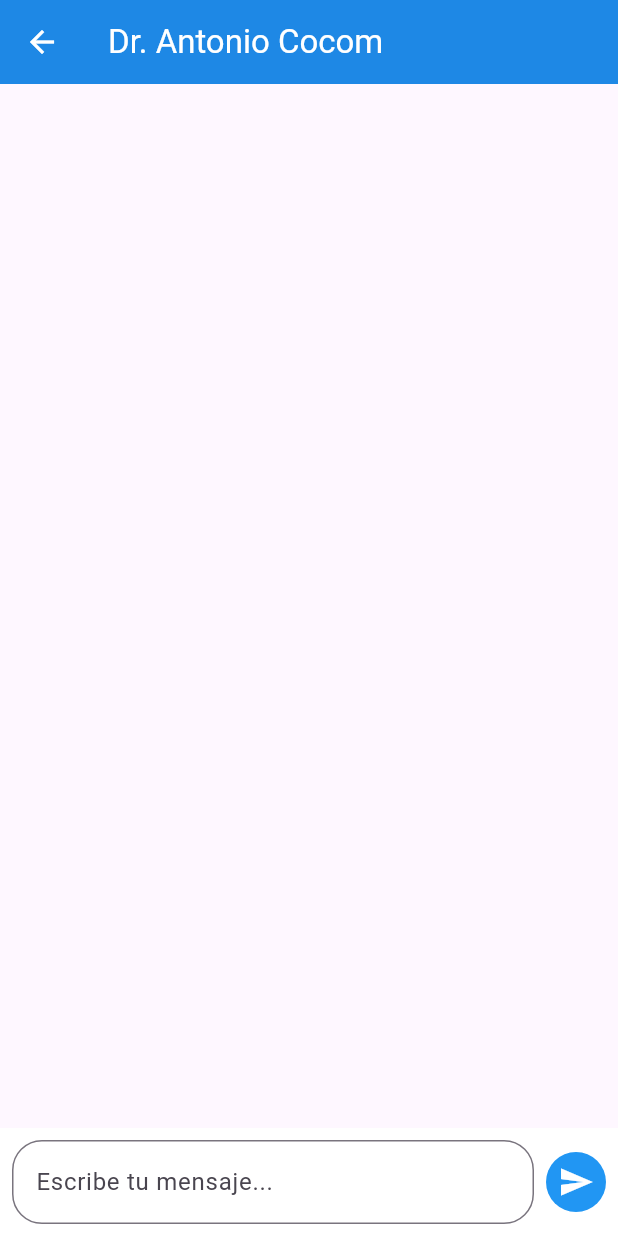
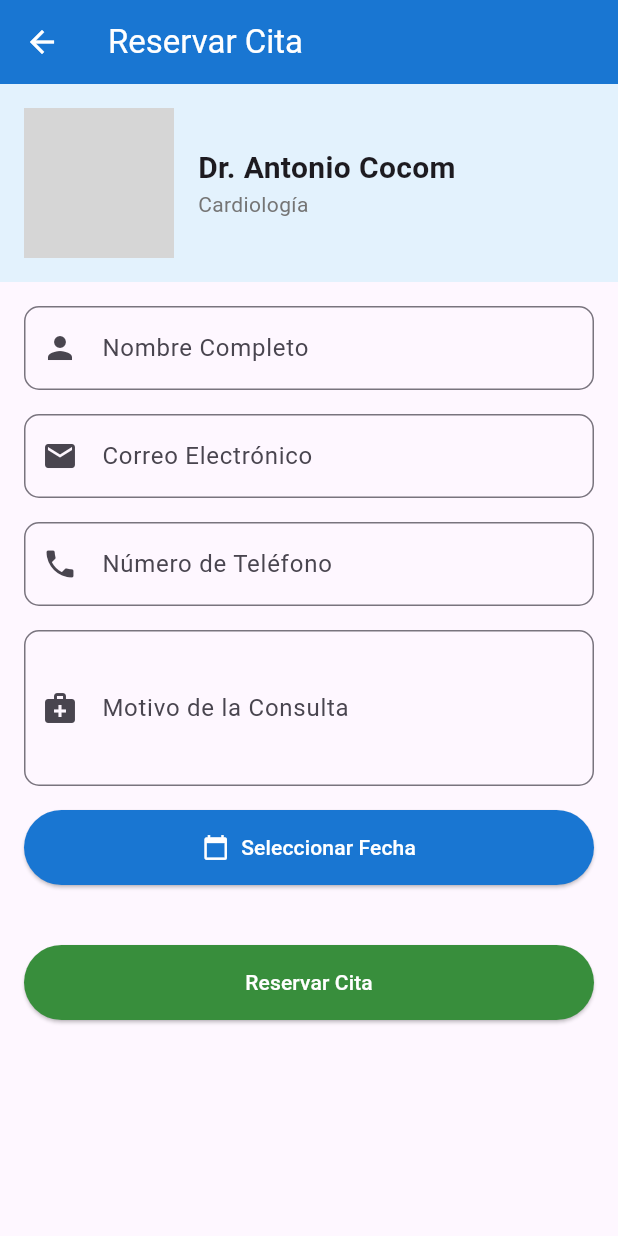
Before and after one commit to AntonioCocomXD/DoctorConsult, a Flutter app: the ViewDoctor screen opened directly with empty values, after a tap on "Sacar Cita", on a phone screen of 412 x 824 dp. Run offline on Flutter 3.47's test engine with Material 3 defaults, Android fonts, the phone set to English and light mode, and no system bars; our stand-ins replace flutter_rating_bar, flutter_speed_dial, share, shared_preferences; accounts and stored records are empty; network calls fail; grey boxes are pictures that could not be loaded.

Commit message:
Actualización de diseño

```diff
--- /dev/null
+++ b/lib/consultDoctor/doctores/appointmentBookingForm.dart
@@ -0,0 +1,283 @@
+import 'package:flutter/material.dart';
+import 'package:intl/intl.dart';
+
+class DoctorAppointmentForm extends StatefulWidget {
+  final Doctor doctor;
+
+  const DoctorAppointmentForm({Key? key, required this.doctor}) : super(key: key);
+
+  @override
+  _DoctorAppointmentFormState createState() => _DoctorAppointmentFormState();
+}
+
+class Doctor {
+  final String name;
+  final String specialty;
+  final String imageUrl;
+  final List<String> availableDays;
+
+  Doctor({
+    required this.name,
+    required this.specialty,
+    required this.imageUrl,
+    required this.availableDays
+  });
+}
+
+class _DoctorAppointmentFormState extends State<DoctorAppointmentForm> {
+  final _formKey = GlobalKey<FormState>();
+
+  final _nombreController = TextEditingController();
+  final _emailController = TextEditingController();
+  final _telefonoController = TextEditingController();
+  final _motivoController = TextEditingController();
+
+  DateTime? _selectedDate;
+  TimeOfDay? _selectedTime;
+
+  final List<String> _availableTimes = [
+    '09:00', '10:00', '11:00',
+    '14:00', '15:00', '16:00',
+    '17:00'
+  ];
+
+  void _selectDate(BuildContext context) async {
+  final DateTime? picked = await showDatePicker(
+    context: context,
+    initialDate: DateTime.now(),
+    firstDate: DateTime.now(),
+    lastDate: DateTime.now().add(Duration(days: 30)),
+    selectableDayPredicate: (DateTime date) {
+      final String dayOfWeek = DateFormat('EEEE', 'es')
+          .format(date)
+          .toLowerCase();
+      return widget.doctor.availableDays
+          .map((day) => day.toLowerCase())
+          .contains(dayOfWeek);
+    },
+    builder: (context, child) {
+      return Theme(
+        data: ThemeData.light().copyWith(
+          colorScheme: ColorScheme.light(
+            primary: Colors.blue[700]!,
+            onPrimary: Colors.white,
+            surface: Colors.white,
+          ),
+          dialogBackgroundColor: Colors.white,
+        ),
+        child: child!,
+      );
+    },
+  );
+
+  if (picked != null) {
+    setState(() {
+      _selectedDate = picked;
+      _selectedTime = null; // Limpiar la hora seleccionada al cambiar la fecha
+    });
+  }
+}
+
+
+  void _submitForm() {
+    if (_formKey.currentState!.validate()) {
+      showDialog(
+        context: context,
+        builder: (context) => AlertDialog(
+          title: const Text('Cita Confirmada', style: TextStyle(color: Colors.white),),
+          content: Column(
+            mainAxisSize: MainAxisSize.min,
+            crossAxisAlignment: CrossAxisAlignment.start,
+            children: [
+              Text('Detalles de la Cita:'),
+              Text('Doctor: ${widget.doctor.name}'),
+              Text('Fecha: ${DateFormat('dd/MM/yyyy').format(_selectedDate!)}'),
+              Text('Hora: ${_selectedTime!.format(context)}'),
+            ],
+          ),
+          actions: [
+            TextButton(
+              onPressed: () => Navigator.of(context).pop(),
+              child: Text('Aceptar'),
+            ),
+          ],
+        ),
+      );
+    }
+  }
+
+  @override
+  Widget build(BuildContext context) {
+    return Scaffold(
+      appBar: AppBar(
+        title: Text('Reservar Cita', style: TextStyle(color: Colors.white),),
+        backgroundColor: Colors.blue[700],
+        iconTheme: IconThemeData(color: Colors.white),
+      ),
+      body: SingleChildScrollView(
+        child: Column(
+          children: [
+            Container(
+              padding: EdgeInsets.all(16),
+              color: Colors.blue[50],
+              child: Row(
+                children: [
+                  CircleAvatar(
+                    radius: 50,
+                    backgroundImage: NetworkImage(widget.doctor.imageUrl),
+                  ),
+                  SizedBox(width: 16),
+                  Expanded(
+                    child: Column(
+                      crossAxisAlignment: CrossAxisAlignment.start,
+                      children: [
+                        Text(
+                          widget.doctor.name,
+                          style: TextStyle(
+                            fontSize: 20,
+                            fontWeight: FontWeight.bold,
+                          ),
+                        ),
+                        Text(
+                          widget.doctor.specialty,
+                          style: TextStyle(
+                            color: Colors.grey[600],
+                          ),
+                        ),
+                      ],
+                    ),
+                  ),
+                ],
+              ),
+            ),
+
+            Padding(
+              padding: EdgeInsets.all(16.0),
+              child: Form(
+                key: _formKey,
+                child: Column(
+                  crossAxisAlignment: CrossAxisAlignment.stretch,
+                  children: [
+                    TextFormField(
+                      controller: _nombreController,
+                      decoration: InputDecoration(
+                        labelText: 'Nombre Completo',
+                        prefixIcon: Icon(Icons.person),
+                        border: OutlineInputBorder(
+                          borderRadius: BorderRadius.circular(10),
+                        ),
+                      ),
+                      validator: (value) =>
+                        value!.isEmpty ? 'Ingrese su nombre' : null,
+                    ),
+                    SizedBox(height: 16),
+
+                    TextFormField(
+                      controller: _emailController,
+                      decoration: InputDecoration(
+                        labelText: 'Correo Electrónico',
+                        prefixIcon: Icon(Icons.email),
+                        border: OutlineInputBorder(
+                          borderRadius: BorderRadius.circular(10),
+                        ),
+                      ),
+                      keyboardType: TextInputType.emailAddress,
+                      validator: (value) {
+                        if (value!.isEmpty) return 'Ingrese su correo';
+                        final emailRegex = RegExp(r'^[\w-\.]+@([\w-]+\.)+[\w-]{2,4}$');
+                        return emailRegex.hasMatch(value)
+                          ? null
+                          : 'Correo inválido';
+                      },
+                    ),
+                    SizedBox(height: 16),
+
+                    TextFormField(
+                      controller: _telefonoController,
+                      decoration: InputDecoration(
+                        labelText: 'Número de Teléfono',
+                        prefixIcon: Icon(Icons.phone),
+                        border: OutlineInputBorder(
+                          borderRadius: BorderRadius.circular(10),
+                        ),
+                      ),
+                      keyboardType: TextInputType.phone,
+                      validator: (value) =>
+                        value!.isEmpty ? 'Ingrese su teléfono' : null,
+                    ),
+                    SizedBox(height: 16),
+
+                    TextFormField(
+                      controller: _motivoController,
+                      decoration: InputDecoration(
+                        labelText: 'Motivo de la Consulta',
+                        prefixIcon: Icon(Icons.medical_services),
+                        border: OutlineInputBorder(
+                          borderRadius: BorderRadius.circular(10),
+                        ),
+                      ),
+                      maxLines: 3,
+                      validator: (value) =>
+                        value!.isEmpty ? 'Describa el motivo de su consulta' : null,
+                    ),
+                    SizedBox(height: 16),
+
+                    ElevatedButton.icon(
+                      icon: Icon(Icons.calendar_today,color: Colors.white),
+                      label: Text(_selectedDate == null
+                        ? 'Seleccionar Fecha'
+                        : DateFormat('dd/MM/yyyy').format(_selectedDate!), style: TextStyle(color: Colors.white),),
+                      onPressed: () => _selectDate(context),
+                      style: ElevatedButton.styleFrom(
+                        backgroundColor: Colors.blue[700],
+                        padding: EdgeInsets.symmetric(vertical: 15),
+                      ),
+                    ),
+                    SizedBox(height: 16),
+                    if (_selectedDate != null)
+                      DropdownButtonFormField<String>(
+                        decoration: InputDecoration(
+                          labelText: 'Hora de la Cita',
+                          prefixIcon: Icon(Icons.access_time),
+                          border: OutlineInputBorder(
+                            borderRadius: BorderRadius.circular(10),
+                          ),
+                        ),
+                        hint: Text('Seleccione una hora'),
+                        items: _availableTimes.map((time) {
+                          return DropdownMenuItem(
+                            value: time,
+                            child: Text(time),
+                          );
+                        }).toList(),
+                        onChanged: (value) {
+                          setState(() {
+                            _selectedTime = TimeOfDay(
+                              hour: int.parse(value!.split(':')[0]),
+                              minute: int.parse(value.split(':')[1]),
+                            );
+                          });
+                        },
+                        validator: (value) =>
+                          value == null ? 'Seleccione una hora' : null,
+                      ),
+                    SizedBox(height: 24),
+
+                    ElevatedButton(
+                      onPressed: _submitForm,
+                      child: const Text('Reservar Cita', style: TextStyle(color: Colors.white),),
+                      style: ElevatedButton.styleFrom(
+                        backgroundColor: Colors.green[700],
+                        padding: EdgeInsets.symmetric(vertical: 15),
+                      ),
+                    ),
+                  ],
+                ),
+              ),
+            ),
+          ],
+        ),
+      ),
+    );
+  }
+}
--- a/lib/consultDoctor/doctores/medicalChatApp.dart
+++ b/lib/consultDoctor/doctores/medicalChatApp.dart
@@ -1,18 +1,16 @@
 import 'package:flutter/material.dart';
-import 'package:flutter/cupertino.dart';
 
 class Message {
   final String text;
   final bool isUser;
+  final DateTime timestamp;
 
-  Message({required this.text, required this.isUser});
+  Message({required this.text, required this.isUser})
+      : timestamp = DateTime.now();
 }
 
 class ChatScreen extends StatefulWidget {
-  final doctor;
-
-  const ChatScreen({super.key, this.doctor,});
-
+  const ChatScreen({super.key});
 
   @override
   _ChatScreenState createState() => _ChatScreenState();
@@ -22,47 +20,46 @@ class _ChatScreenState extends State<ChatScreen> {
   final TextEditingController _messageController = TextEditingController();
   List<Message> _messages = [];
 
-  // Mapa de respuestas pregrabadas del doctor
   final Map<String, List<String>> _doctorResponses = {
     'hola': [
-      'Hola, ¿en qué puedo ayudarte hoy?',
-      'Buenos días, soy el Dr. Ramírez. ¿Cómo te encuentras?'
+      'Hola, ¿cómo puedo ayudarte hoy?',
+      'Buenos días, soy el Dr. Antonio. ¿Tienes alguna consulta?'
     ],
     'síntomas': [
-      'Es importante describir detalladamente tus síntomas para poder ayudarte mejor.',
-      'Necesito más detalles sobre lo que estás experimentando.'
+      'Por favor, describe tus síntomas con más detalle.',
+      '¿Cuánto tiempo llevas con esos síntomas?'
+    ],
+    'cita': [
+      'Claro, puedo ayudarte a agendar una cita. ¿Qué día te gustaría?',
+      '¿Prefieres una cita virtual o presencial?'
     ],
     'dolor': [
-      'El dolor puede tener múltiples causas. Necesitaré más información.',
-      'La intensidad y localización del dolor son importantes para un diagnóstico.'
+      'El dolor es un indicador importante. ¿Puedes describir dónde lo sientes?',
+      'Por favor, evalúa tu dolor en una escala del 1 al 10.'
     ],
     'default': [
-      'Entiendo tu consulta. Te recomiendo agendar una cita presencial.',
-      'Mis respuestas son orientativas. Una consulta personalizada sería lo ideal.'
+      'Entiendo tu consulta. Te sugiero programar una cita para más detalles.',
+      'Mis respuestas son orientativas. Una consulta presencial sería mejor.'
     ]
   };
 
   void _sendMessage() {
-    if (_messageController.text.isEmpty) return;
+    if (_messageController.text.trim().isEmpty) return;
 
+    String userMessage = _messageController.text.trim();
     setState(() {
-      _messages.add(Message(
-        text: _messageController.text,
-        isUser: true,
-      ));
+      _messages.add(Message(text: userMessage, isUser: true));
     });
 
-    String userMessage = _messageController.text.toLowerCase();
-    String doctorResponse = _generateDoctorResponse(userMessage);
+    _messageController.clear();
+    _simulateDoctorResponse(userMessage.toLowerCase());
+  }
 
-    _messageController.clear();
-
+  void _simulateDoctorResponse(String userMessage) {
     Future.delayed(Duration(milliseconds: 500), () {
+      String response = _generateDoctorResponse(userMessage);
       setState(() {
-        _messages.add(Message(
-          text: doctorResponse,
-          isUser: false,
-        ));
+        _messages.add(Message(text: response, isUser: false));
       });
     });
   }
@@ -71,24 +68,52 @@ class _ChatScreenState extends State<ChatScreen> {
     for (var key in _doctorResponses.keys) {
       if (userMessage.contains(key)) {
         return _doctorResponses[key]![
-          DateTime.now().millisecond % _doctorResponses[key]!.length
-        ];
+            DateTime.now().millisecond % _doctorResponses[key]!.length];
       }
     }
     return _doctorResponses['default']![
-      DateTime.now().millisecond % _doctorResponses['default']!.length
-    ];
+        DateTime.now().millisecond % _doctorResponses['default']!.length];
+  }
+
+  Widget _buildMessageBubble(Message message) {
+    return Align(
+      alignment: message.isUser ? Alignment.centerRight : Alignment.centerLeft,
+      child: Container(
+        margin: EdgeInsets.symmetric(vertical: 5, horizontal: 10),
+        padding: EdgeInsets.all(10),
+        decoration: BoxDecoration(
+          color: message.isUser ? Colors.blue[100] : Colors.grey[200],
+          borderRadius: BorderRadius.circular(10),
+        ),
+        child: Column(
+          crossAxisAlignment: CrossAxisAlignment.start,
+          children: [
+            Text(
+              message.text,
+              style: TextStyle(
+                color: message.isUser ? Colors.blue[900] : Colors.black,
+              ),
+            ),
+            SizedBox(height: 5),
+            Text(
+              _formatTimestamp(message.timestamp),
+              style: TextStyle(fontSize: 10, color: Colors.grey[600]),
+            ),
+          ],
+        ),
+      ),
+    );
+  }
+
+  String _formatTimestamp(DateTime timestamp) {
+    return "${timestamp.hour.toString().padLeft(2, '0')}:${timestamp.minute.toString().padLeft(2, '0')}";
   }
 
   @override
   Widget build(BuildContext context) {
     return Scaffold(
       appBar: AppBar(
-        title: const Row(
-          children: [
-            Text('Dr. Antonio Cocom', style: TextStyle(color: Colors.white)),
-          ],
-        ),
+        title: const Text('Chat con el Dr. Antonio', style: TextStyle(color: Colors.white)),
         backgroundColor: Colors.blue[600],
         iconTheme: const IconThemeData(color: Colors.white),
       ),
@@ -100,27 +125,7 @@ class _ChatScreenState extends State<ChatScreen> {
               itemCount: _messages.length,
               itemBuilder: (context, index) {
                 final message = _messages[_messages.length - 1 - index];
-                return Align(
-                  alignment: message.isUser
-                    ? Alignment.centerRight
-                    : Alignment.centerLeft,
-                  child: Container(
-                    margin: EdgeInsets.symmetric(vertical: 5, horizontal: 10),
-                    padding: EdgeInsets.all(10),
-                    decoration: BoxDecoration(
-                      color: message.isUser
-                        ? Colors.blue[100]
-                        : Colors.grey[200],
-                      borderRadius: BorderRadius.circular(10),
-                    ),
-                    child: Text(
-                      message.text,
-                      style: TextStyle(
-                        color: message.isUser ? Colors.blue[900] : Colors.black,
-                      ),
-                    ),
-                  ),
-                );
+                return _buildMessageBubble(message);
               },
             ),
           ),
--- a/lib/consultDoctor/doctores/viewDoctor.dart
+++ b/lib/consultDoctor/doctores/viewDoctor.dart
@@ -1,3 +1,4 @@
+import 'package:consult_doctor/consultDoctor/doctores/appointmentBookingForm.dart';
 import 'package:consult_doctor/consultDoctor/doctores/medicalChatApp.dart';
 import 'package:flutter/material.dart';
 import 'package:flutter_rating_bar/flutter_rating_bar.dart';
@@ -41,12 +42,14 @@ class _ViewDoctorState extends State<ViewDoctor> {
   void _addReview() {
     if (_commentController.text.isNotEmpty) {
       setState(() {
-        _reviews.insert(0, DoctorReview(
-          name: "Paciente Anónimo",
-          rating: 4.0,
-          comment: _commentController.text,
-          date: "Hace un momento",
-        ));
+        _reviews.insert(
+            0,
+            DoctorReview(
+              name: "Paciente Anónimo",
+              rating: 4.0,
+              comment: _commentController.text,
+              date: "Hace un momento",
+            ));
         _commentController.clear();
       });
     }
@@ -58,12 +61,14 @@ class _ViewDoctorState extends State<ViewDoctor> {
       backgroundColor: Colors.white,
       appBar: AppBar(
         backgroundColor: Colors.blue.shade600,
-        title: const Text('Perfil del Doctor', style: TextStyle(color: Colors.white)),
+        title: const Text('Perfil del Doctor',
+            style: TextStyle(color: Colors.white)),
         actions: [
           IconButton(
             icon: const Icon(Icons.share, color: Colors.white),
             onPressed: () {
-              const String textToShare = 'Conoce al doctor en nuestra app de Consult Doctor';
+              const String textToShare =
+                  'Conoce al doctor en nuestra app de Consult Doctor';
               Share.share(textToShare);
             },
           ),
@@ -268,7 +273,10 @@ class _ViewDoctorState extends State<ViewDoctor> {
                     borderRadius: BorderRadius.circular(15),
                   ),
                 ),
-                child: const Icon(Icons.send, color: Colors.white,),
+                child: const Icon(
+                  Icons.send,
+                  color: Colors.white,
+                ),
               ),
             ],
           ),
@@ -340,9 +348,19 @@ class _ViewDoctorState extends State<ViewDoctor> {
         children: [
           Expanded(
             child: ElevatedButton.icon(
-              onPressed: () => _showCallDialog(),
-              icon: const Icon(Icons.phone, color: Colors.white),
-              label: const Text('Llamar', style: TextStyle(color: Colors.white),),
+              onPressed: () => {
+                Navigator.push(
+                  context,
+                  MaterialPageRoute(
+                    builder: (context) => ChatScreen(),
+                  ),
+                )
+              },
+              icon: const Icon(Icons.sms, color: Colors.white),
+              label: const Text(
+                'Mandar mensaje',
+                style: TextStyle(color: Colors.white),
+              ),
               style: ElevatedButton.styleFrom(
                 backgroundColor: Colors.blue.shade600,
                 padding: const EdgeInsets.symmetric(vertical: 15),
@@ -359,12 +377,21 @@ class _ViewDoctorState extends State<ViewDoctor> {
                 Navigator.push(
                   context,
                   MaterialPageRoute(
-                    builder: (context) => ChatScreen(doctor: "doctor.nombre ",),
+                    builder: (context) => DoctorAppointmentForm(
+                      doctor: Doctor(
+                          name: 'Dr. Antonio Cocom',
+                          specialty: 'Cardiología',
+                          imageUrl: 'https://encrypted-tbn0.gstatic.com/images?q=tbn:ANd9GcQTrj6pAjkMSB9_yKlcHC6gMchHPJwtzsbQbg&s',
+                          availableDays: ['lunes', 'miércoles', 'viernes']),
+                    ),
                   ),
                 )
               },
               icon: const Icon(Icons.calendar_today, color: Colors.white),
-              label: const Text('Sacar Cita', style: TextStyle(color: Colors.white),),
+              label: const Text(
+                'Sacar Cita',
+                style: TextStyle(color: Colors.white),
+              ),
               style: ElevatedButton.styleFrom(
                 backgroundColor: Colors.deepOrangeAccent,
                 padding: const EdgeInsets.symmetric(vertical: 15),
@@ -396,7 +423,8 @@ class _ViewDoctorState extends State<ViewDoctor> {
                 Navigator.pop(context);
                 ScaffoldMessenger.of(context).showSnackBar(
                   const SnackBar(
-                    content: Text('Llamada aceptada. Se le notificará cuando el doctor esté disponible.'),
+                    content: Text(
+                        'Llamada aceptada. Se le notificará cuando el doctor esté disponible.'),
                     duration: Duration(seconds: 3),
                   ),
                 );
--- a/lib/main.dart
+++ b/lib/main.dart
@@ -1,10 +1,12 @@
+import 'package:flutter/material.dart';
+import 'package:intl/date_symbol_data_local.dart';
+import 'package:shared_preferences/shared_preferences.dart';
 import 'package:consult_doctor/auth/login.dart';
 import 'package:consult_doctor/consultDoctor/home/home.dart';
-import 'package:flutter/material.dart';
-import 'package:shared_preferences/shared_preferences.dart';
 
 void main() async {
   WidgetsFlutterBinding.ensureInitialized();
+  await initializeDateFormatting('es', null);
   runApp(const MyApp());
 }
 
```
